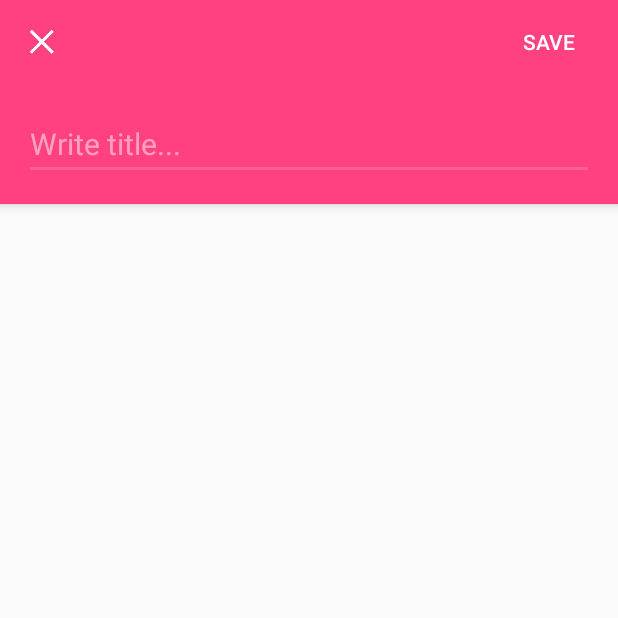
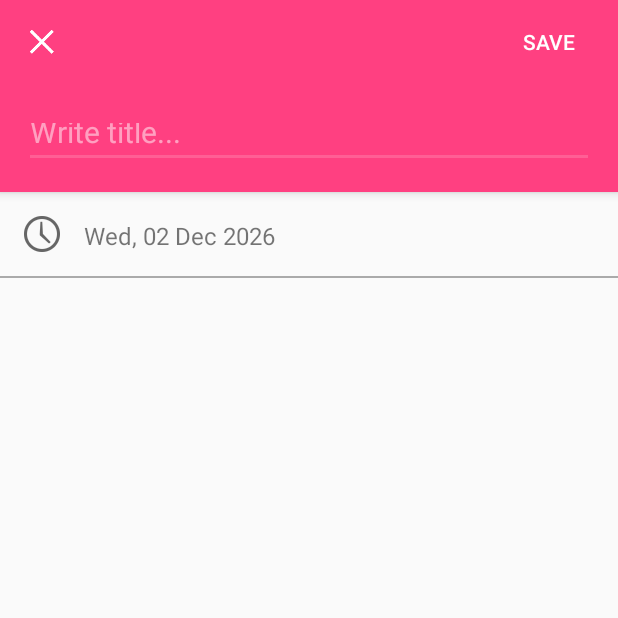
Before and after one commit to abiernacka1990/pregnancy-calendar, an Android app: the EventCreatorActivity screen opened directly, with no data from a screen before it, on a phone screen of 412 x 824 dp, the top half of it. Run offline under Robolectric (Android 15) with nearby library versions, the phone set to English and light mode, and no system bars; libraries missing offline, so code that uses them is left out: com.wdullaer.materialdatetimepicker.

Commit message:
Start date in event edit fragment

```diff
--- a/app/src/main/java/com/miquido/pregnancycalendar/ui/fragments/event/EventEditFragment.java
+++ b/app/src/main/java/com/miquido/pregnancycalendar/ui/fragments/event/EventEditFragment.java
@@ -8,16 +8,26 @@ import android.view.MenuItem;
 import android.view.View;
 import android.view.ViewGroup;
 import android.widget.EditText;
+import android.widget.TextView;
 
 import com.miquido.pregnancycalendar.App;
 import com.miquido.pregnancycalendar.R;
 import com.miquido.pregnancycalendar.model.Event;
 import com.miquido.pregnancycalendar.ui.activities.EventCreatorActivity;
+import com.miquido.pregnancycalendar.utils.StringFormatter;
+import com.wdullaer.materialdatetimepicker.date.DatePickerDialog;
+
+import org.joda.time.DateTime;
 
 import validation.Validator;
 import validation.fields.EventTitleEditTextValidator;
 
 public class EventEditFragment extends EventFragment {
+
+    public static final String START_DATE_PICKER_DIALOG = "START_DATE_PICKER_DIALOG";
+
+    private TextView startDateTextView;
+    private DateTime startDateTime;
 
     public EventEditFragment() {
         // Required empty public constructor
@@ -42,14 +52,48 @@ public class EventEditFragment extends EventFragment {
     @Override
     public View onCreateView(LayoutInflater inflater, ViewGroup container,
                              Bundle savedInstanceState) {
-        // Inflate the layout for this fragment
-        return inflater.inflate(R.layout.fragment_event_edit, container, false);
+        View view = inflater.inflate(R.layout.fragment_event_edit, container, false);
+        initView(view);
+        return view;
+    }
+
+    private void initView(View mainView) {
+        findViews(mainView);
+        setListeners();
+        setEventInfo();
+    }
+
+    private void setEventInfo() {
+        if (getEvent() != null) {
+            startDateTime = new DateTime(getEvent().getDate());
+        } else {
+            startDateTime = new DateTime();
+        }
+        updateDate(startDateTextView, startDateTime);
+    }
+
+    private void setListeners() {
+        startDateTextView.setOnClickListener(view -> openDateDialog());
+    }
+
+    private void findViews(View mainView) {
+        startDateTextView = (TextView) mainView.findViewById(R.id.textview_startdate);
+    }
+
+    private void openDateDialog() {
+        DatePickerDialog startPregnancyDatePickerDialog = DatePickerDialog.newInstance(
+                onStartDateSelectedListener,
+                startDateTime.getYear(),
+                startDateTime.getMonthOfYear(),
+                startDateTime.getDayOfMonth()
+        );
+        startPregnancyDatePickerDialog.show(getActivity().getFragmentManager(), START_DATE_PICKER_DIALOG);
     }
 
     @Override
     public void onCreateOptionsMenu(Menu menu, MenuInflater inflater) {
         inflater.inflate(R.menu.menu_event_creator, menu);
-        super.onCreateOptionsMenu(menu,inflater);
+        super.onCreateOptionsMenu(menu, inflater);
     }
 
     @Override
@@ -80,6 +124,7 @@ public class EventEditFragment extends EventFragment {
     private void createEventAndSave() {
         Event event = new Event();
         event.setTitle(getTitleEditText().getText().toString());
+        event.setDate(startDateTime.getMillis());
         App.getInstance().getEventsRepository().create(event);
     }
 
@@ -87,4 +132,19 @@ public class EventEditFragment extends EventFragment {
         Validator validator = Validator.create(new EventTitleEditTextValidator(getTitleEditText()));
         return validator.validate();
     }
+
+    private DatePickerDialog.OnDateSetListener onStartDateSelectedListener = new DatePickerDialog.OnDateSetListener() {
+        @Override
+        public void onDateSet(DatePickerDialog view, int year, int monthOfYear, int dayOfMonth) {
+            startDateTime = startDateTime
+                    .withYear(year)
+                    .withMonthOfYear(monthOfYear)
+                    .withDayOfMonth(dayOfMonth);
+            updateDate(startDateTextView, startDateTime);
+        }
+    };
+
+    private void updateDate(TextView textView, DateTime dateTime) {
+        textView.setText(StringFormatter.withDayOfWeekDate(dateTime));
+    }
 }
--- a/app/src/main/java/com/miquido/pregnancycalendar/ui/fragments/event/EventFragment.java
+++ b/app/src/main/java/com/miquido/pregnancycalendar/ui/fragments/event/EventFragment.java
@@ -35,4 +35,8 @@ public class EventFragment extends Fragment {
         eventFragment.setArguments(args);
         return eventFragment;
     }
+
+    protected Event getEvent() {
+        return event;
+    }
 }
--- a/app/src/main/java/com/miquido/pregnancycalendar/ui/fragments/main/SettingsFragment.java
+++ b/app/src/main/java/com/miquido/pregnancycalendar/ui/fragments/main/SettingsFragment.java
@@ -146,7 +146,7 @@ public class SettingsFragment extends BaseFragment implements DatePickerDialog.O
 
     private void showPreferences() {
         long date = Preferences.getInstance().getPregnancyStartDate();
-        String dateInfo = date == 0 ? getString(R.string.unknown_date) : StringFormatter.date(date);
+        String dateInfo = date == 0 ? getString(R.string.unknown_date) : StringFormatter.simpleDate(date);
         dataTextView.setText(dateInfo);
         String defaultWeightUnit = Preferences.getInstance().getWeightUnit();
         weightUnitEditText.setText(defaultWeightUnit);
--- a/app/src/main/res/layout/activity_event_creator.xml
+++ b/app/src/main/res/layout/activity_event_creator.xml
@@ -10,7 +10,7 @@
     <android.support.design.widget.AppBarLayout
         android:id="@+id/app_bar"
         android:layout_width="match_parent"
-        android:layout_height="wrap_content"
+        android:layout_height="@dimen/act_event_creator_app_bar_height"
         android:theme="@style/AppTheme.AppBarOverlay">
 
         <android.support.v7.widget.Toolbar
@@ -40,6 +40,7 @@
 
     <FrameLayout android:id="@+id/content"
         android:layout_width="match_parent"
+        android:layout_marginTop="@dimen/act_event_creator_app_bar_height"
         android:layout_height="wrap_content"/>
 
     <android.support.design.widget.FloatingActionButton
--- a/app/src/main/res/layout/fragment_event_edit.xml
+++ b/app/src/main/res/layout/fragment_event_edit.xml
@@ -1,12 +1,38 @@
-<FrameLayout xmlns:android="http://schemas.android.com/apk/res/android"
+<LinearLayout xmlns:android="http://schemas.android.com/apk/res/android"
     xmlns:tools="http://schemas.android.com/tools"
     android:layout_width="match_parent"
-    android:layout_height="match_parent"
-    tools:context=".ui.fragments.event.EventEditFragment">
+    android:layout_height="wrap_content"
+    tools:context=".ui.fragments.event.EventEditFragment"
+    android:orientation="vertical">
 
-    <!-- TODO: Update blank fragment layout -->
-    <TextView
+    <RelativeLayout
         android:layout_width="match_parent"
-        android:layout_height="match_parent"/>
+        android:layout_height="wrap_content"
+        android:orientation="horizontal"
+        android:layout_margin="@dimen/event_edit_margin">
 
-</FrameLayout>
+        <ImageView
+            android:id="@+id/imageview_clock"
+            android:layout_width="wrap_content"
+            android:layout_height="wrap_content"
+            android:src="@drawable/ic_clock"
+            android:layout_marginRight="@dimen/event_edit_margin"
+            android:layout_marginEnd="@dimen/event_edit_margin"/>
+
+        <TextView
+            android:id="@+id/textview_startdate"
+            android:layout_width="wrap_content"
+            android:layout_height="wrap_content"
+            android:layout_toRightOf="@id/imageview_clock"
+            android:layout_toEndOf="@id/imageview_clock"
+            android:layout_alignBottom="@id/imageview_clock"
+            android:textSize="@dimen/event_font_size"/>
+
+    </RelativeLayout>
+
+    <View
+        android:layout_width="match_parent"
+        android:layout_height="1dp"
+        android:background="@android:color/darker_gray"/>
+
+</LinearLayout>
--- a/app/src/main/res/values/dimens.xml
+++ b/app/src/main/res/values/dimens.xml
@@ -17,8 +17,11 @@
     <dimen name="act_event_creator_actionbar_padding">16dp</dimen>
 
     <!-- Event edit/preview -->
+    <dimen name="act_event_creator_app_bar_height">128dp</dimen>
     <dimen name="header_margin">16dp</dimen>
     <dimen name="header_font_size">20sp</dimen>
+    <dimen name="event_font_size">16sp</dimen>
+    <dimen name="event_edit_margin">16dp</dimen>
 
     <!-- Event list -->
     <dimen name="header_padding">16dp</dimen>
```
Also changed, not shown: app/src/main/java/com/miquido/pregnancycalendar/model/Event.java (+6 -4 lines), app/src/main/java/com/miquido/pregnancycalendar/utils/StringFormatter.java (+12 -5 lines), app/src/main/res/drawable-hdpi/ic_clock.png (added), app/src/main/res/drawable-mdpi/ic_clock.png (added), app/src/main/res/drawable-xhdpi/ic_clock.png (added), app/src/main/res/drawable-xxhdpi/ic_clock.png (added), app/src/main/res/drawable-xxxhdpi/ic_clock.png (added).
